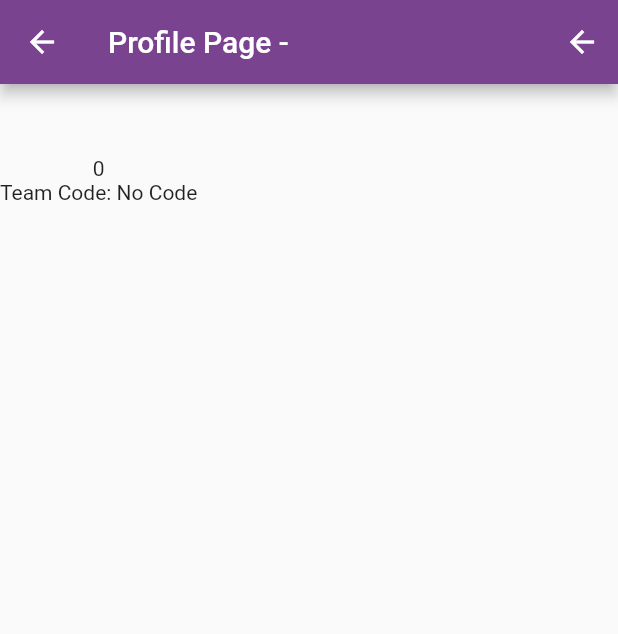
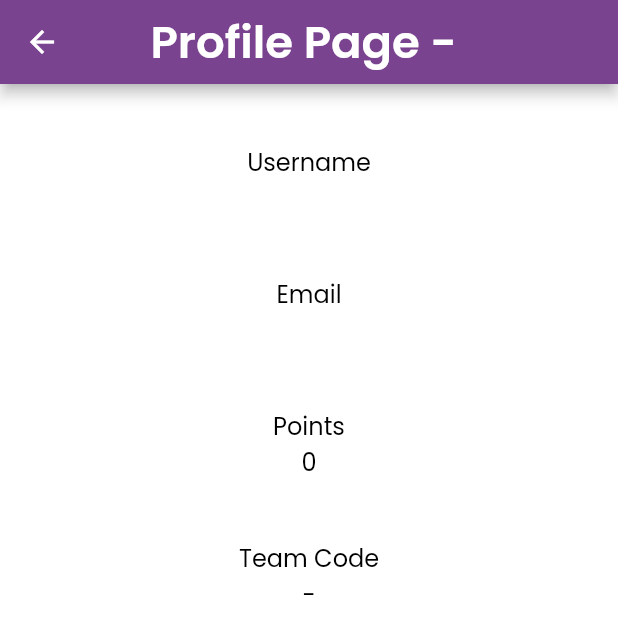
Before and after one commit to thejacobhardman/Gamified-Task-Tracker, a Flutter app: the screen it shows once a user with an empty profile is signed in, after a tap on the "person" icon, on a phone screen of 412 x 824 dp. Shown: the top 634 px of the screen. Run offline on Flutter 3.47's test engine with Material 2 defaults, Android fonts, the phone set to English and light mode, and no system bars; our stand-ins replace firebase_auth, firebase_core, google_fonts, numberpicker; accounts and stored records are empty; network calls fail.

Commit message:
Begin adding user page

```diff
--- a/gamified_task_tracker/lib/Pages/view_user_page.dart
+++ b/gamified_task_tracker/lib/Pages/view_user_page.dart
@@ -3,6 +3,9 @@ import 'package:flutter/material.dart';
 
 import '../Views/RemoteAccess.dart';
 import '../Views/style.dart';
+
+import '../widgets/ttscaffold.dart';
+import '../widgets/ttform.dart';
 
 class UserPage extends StatefulWidget {
   const UserPage(this.user, {super.key});
@@ -24,14 +27,6 @@ class _UserPageState extends State<UserPage> {
     return teamData;
   }
 
-  Widget _teamCode() {
-    if (teamData != null) {
-      return Text('Team Code: ' + teamData[0].teamCode);
-    } else {
-      return Text('Team Code: No Code');
-    }
-  }
-
   @override
   void initState() {
     super.initState();
@@ -39,27 +34,35 @@ class _UserPageState extends State<UserPage> {
   }
 
   Widget build(BuildContext context) {
-    return Scaffold(
-        appBar: AppBar(
-          title:
-              Text('Profile Page - ${widget.user.userName!}' ?? "Profile Page"),
-          backgroundColor: primaryColor,
-          actions: <Widget>[
-            IconButton(
-                onPressed: () => Navigator.pop(context),
-                icon: const Icon(Icons.arrow_back)),
-            //IconButton(onPressed: signOut, icon: const Text('Sign Out')),
-          ],
-        ),
-        body: Column(
-          children: [
-            Text(widget.user.firstName! ?? "no first name"),
-            Text(widget.user.lastName! ?? "no last name"),
-            Text(widget.user.email! ?? "no email"),
-            Text(
-                widget.user.points!.toString() ?? "no points - do some tasks!"),
-            _teamCode()
-          ],
-        ));
+
+    return TTScaffold(
+      title: 'Profile Page - ${widget.user.userName!}',
+      body: TTForm(
+        children: [
+
+          const TTText('Username'),
+          TTText(widget.user.userName!),
+
+          TTFormElement(child:Container()),
+
+          const TTText('Email'),
+          TTText(widget.user.email!),
+
+          TTFormElement(child:Container()),
+
+          const TTText('Points'),
+          TTText(widget.user.points!.toString()),
+
+          TTFormElement(child:Container()),
+
+          const TTText('Team Code'),
+          teamData != null ?
+            TTText(teamData[0].teamCode) :
+            const TTText('-'),
+
+        ],
+        )
+
+    );
   }
 }
--- a/gamified_task_tracker/lib/widgets/ttform.dart
+++ b/gamified_task_tracker/lib/widgets/ttform.dart
@@ -25,13 +25,14 @@ class TTFormState extends State<TTForm> {
 
   @override
   Widget build(BuildContext context) {
-    return Form(
+    return Center(child:Form(
       key: _formKey,
-      child: Column(
-        crossAxisAlignment: CrossAxisAlignment.start,
+      child: Center(child: Column(
+        crossAxisAlignment: CrossAxisAlignment.stretch,
+        mainAxisSize: MainAxisSize.max,
         children: widget.children,
-      ),
-    );
+      )),
+    ));
   }
 }
 
```
